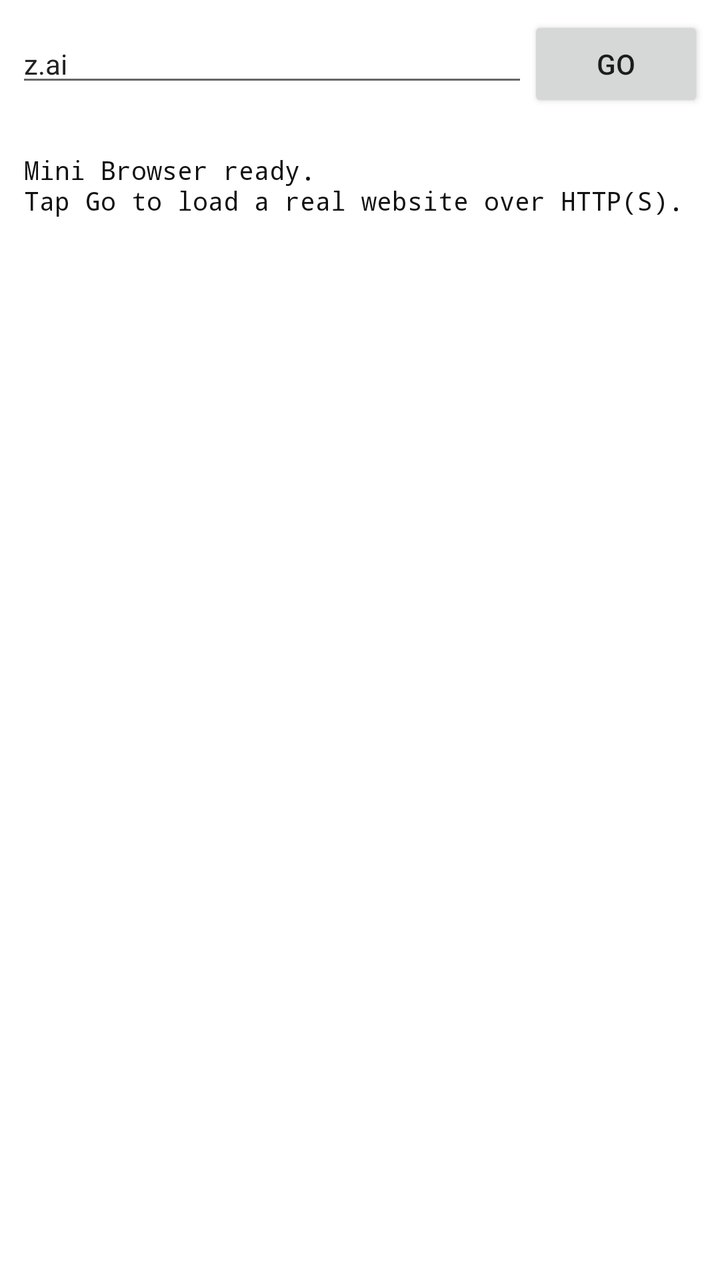
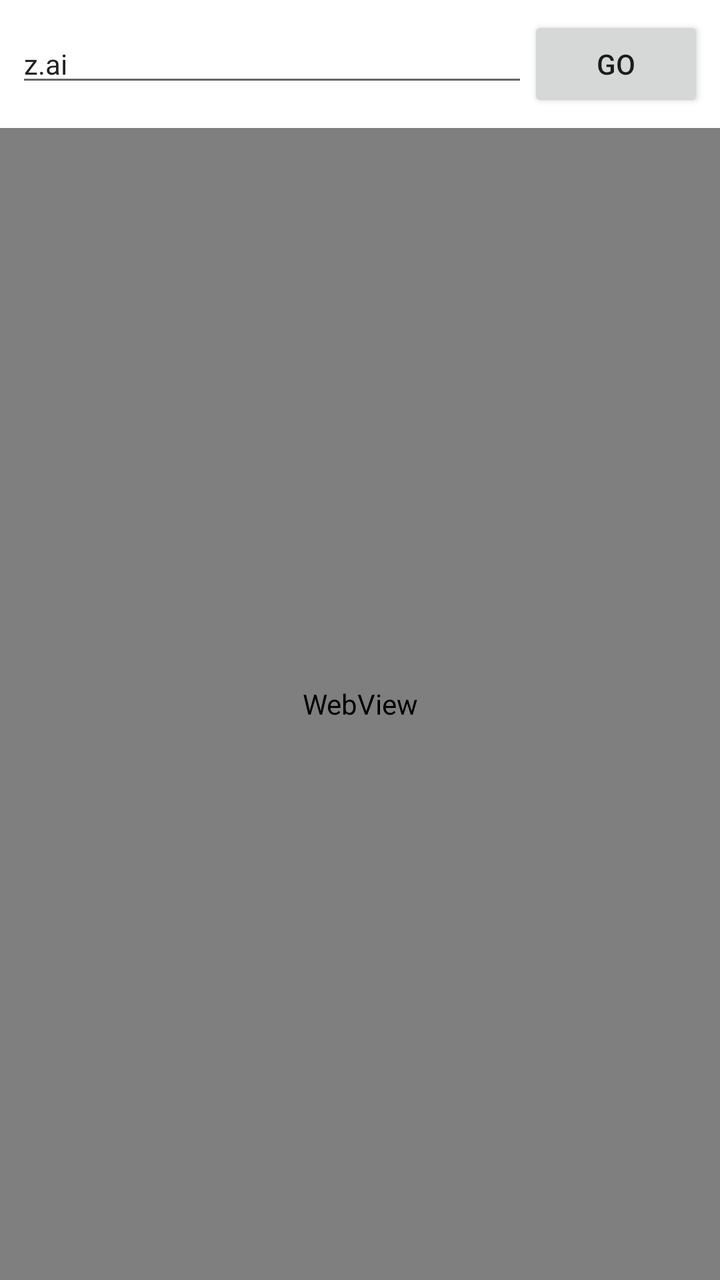

The first picture is an Android layout as it rendered before a commit; the second is the same layout after the commit. The layout source and the unified diff follow.
<!-- AndroidManifest.xml: another module's application theme GameTheme -->
<!-- res/layout/main.xml -->
<?xml version="1.0" encoding="utf-8"?>
<LinearLayout xmlns:android="http://schemas.android.com/apk/res/android"
    android:layout_width="match_parent"
    android:layout_height="match_parent"
    android:orientation="vertical"
    android:background="#FFFFFF">

    <LinearLayout
        android:layout_width="match_parent"
        android:layout_height="wrap_content"
        android:orientation="horizontal"
        android:padding="8dp">

        <EditText
            android:id="@+id/url_field"
            android:layout_width="0dp"
            android:layout_height="wrap_content"
            android:layout_weight="1"
            android:textSize="14sp"
            android:textColor="#222222"
            android:text="z.ai" />

        <Button
            android:id="@+id/go_button"
            android:layout_width="wrap_content"
            android:layout_height="wrap_content"
            android:text="Go"
            android:textSize="14sp" />
    </LinearLayout>

    <ScrollView
        android:layout_width="match_parent"
        android:layout_height="match_parent">

        <TextView
            android:id="@+id/page_view"
            android:layout_width="match_parent"
            android:layout_height="wrap_content"
            android:padding="12dp"
            android:textSize="13sp"
            android:textColor="#111111"
            android:text="Mini Browser ready.\nTap Go to load a real website over HTTP(S)."
            android:typeface="monospace" />
    </ScrollView>
</LinearLayout>
<!-- resources referenced by this layout -->
<resources>
  <style name="GameTheme" parent="@android:style/Theme.Material.Light">
          <item name="android:windowBackground">@color/bg_cream</item>
          <item name="android:statusBarColor">@color/bg_cream</item>
          <item name="android:navigationBarColor">@color/bg_cream</item>
          <item name="android:colorAccent">@color/orange</item>
      </style>
  <color name="bg_cream">#FAF8EF</color>
  <color name="orange">#F59563</color>
</resources>

<!-- the commit's change to res/layout/main.xml (unified diff, before → after) -->
@@ -28,18 +28,8 @@
             android:textSize="14sp" />
     </LinearLayout>
 
-    <ScrollView
+    <WebView
+        android:id="@+id/webview"
         android:layout_width="match_parent"
-        android:layout_height="match_parent">
-
-        <TextView
-            android:id="@+id/page_view"
-            android:layout_width="match_parent"
-            android:layout_height="wrap_content"
-            android:padding="12dp"
-            android:textSize="13sp"
-            android:textColor="#111111"
-            android:text="Mini Browser ready.\nTap Go to load a real website over HTTP(S)."
-            android:typeface="monospace" />
-    </ScrollView>
+        android:layout_height="match_parent" />
 </LinearLayout>
